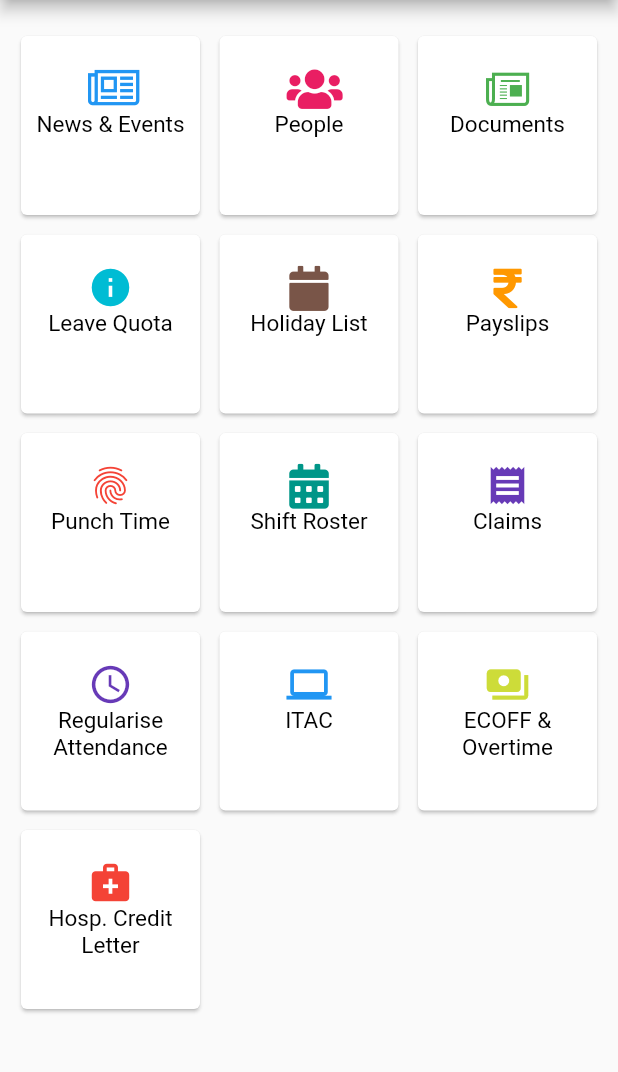
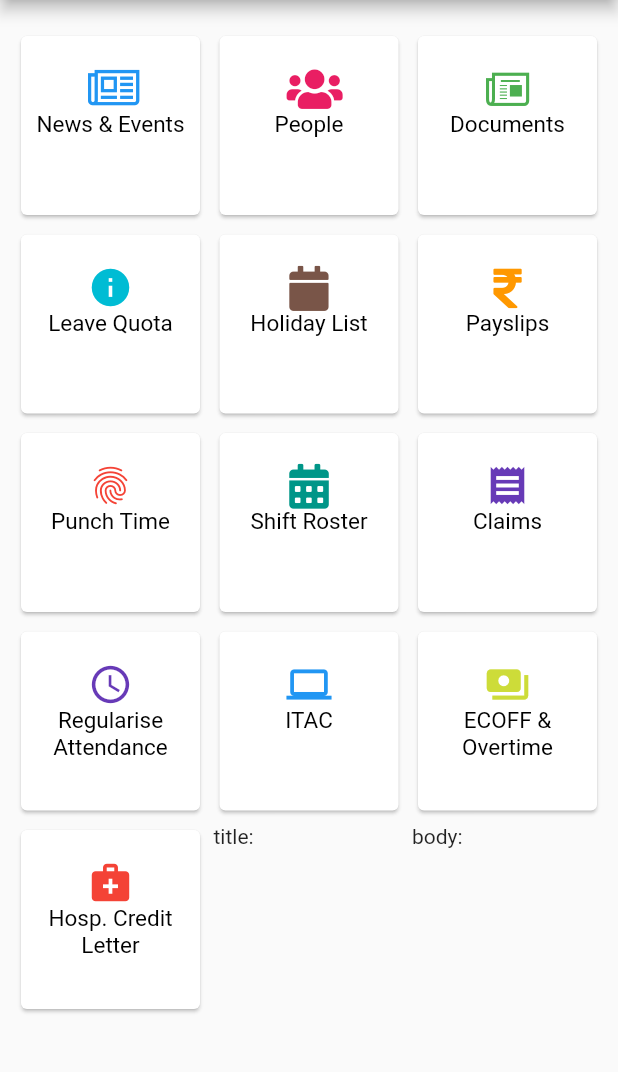
Before and after one commit to bhaskarjsharma/mconnect, a Flutter app: the Home screen opened directly, on a phone screen of 412 x 824 dp, the part 84-1156 px from its top. Run offline on Flutter 3.47's test engine with Material 2 defaults, Android fonts, the light colour scheme and no system bars; our stand-ins replace cached_network_image, connectivity_plus, dio, firebase_core, firebase_messaging, flutter_form_builder and 9 more; missing offline and left inert: horizontal_data_table, mat_month_picker_dialog; accounts and stored records are empty.

Commit message:
21.10.2021

```diff
--- a/lib/home.dart
+++ b/lib/home.dart
@@ -5,6 +5,8 @@ import 'dart:io';
 import 'dart:math';
 import 'package:connectivity_plus/connectivity_plus.dart';
 import 'package:dio/dio.dart';
+import 'package:firebase_core/firebase_core.dart';
+import 'package:firebase_messaging/firebase_messaging.dart';
 import 'package:flutter/services.dart';
 import 'package:flutter_local_notifications/flutter_local_notifications.dart';
 import 'package:flutter_projects/people.dart';
@@ -40,6 +42,7 @@ class Home extends StatefulWidget {
 class HomeState extends State<Home>  {
 
   final GlobalKey<ScaffoldState> _scaffoldKey = GlobalKey();
+  late FirebaseMessaging messaging;
   bool isConnected = false;
   ConnectivityResult _connectionStatus = ConnectivityResult.mobile;
   final Connectivity _connectivity = Connectivity();
@@ -47,6 +50,10 @@ class HomeState extends State<Home>  {
   late DioClient _dio;
   late var _endpointProvider;
   late Future<APIResponseData> _apiResponseData;
+
+  String notTitle = '';
+  String notBody = '';
+  bool notification = false;
 
   late  FlutterLocalNotificationsPlugin flutterLocalNotificationsPlugin;
   final _peopleFormKey = GlobalKey<FormState>();
@@ -128,6 +135,38 @@ class HomeState extends State<Home>  {
     _endpointProvider = new EndPointProvider(_dio.init());
     initConnectivity();
     _connectivitySubscription = _connectivity.onConnectivityChanged.listen(_updateConnectionStatus);
+
+    //Firebase configs starts
+    messaging = FirebaseMessaging.instance;
+    checkForInitialMessage();
+    FirebaseMessaging.onMessage.listen((RemoteMessage message) {
+      setState((){
+        notTitle = message.notification!.title!;
+        notBody = message.notification!.body!;
+        notification = true;
+      });
+    });
+
+    //Firebase configs ends
+  }
+  // For handling notification when the app is in terminated state
+  checkForInitialMessage() async {
+    RemoteMessage? initialMessage =
+    await FirebaseMessaging.instance.getInitialMessage();
+
+    if (initialMessage != null) {
+      _handleMessage(initialMessage);
+    }
+    // Also handle any interaction when the app is in the background  but not terminated via a
+    // Stream listener
+    FirebaseMessaging.onMessageOpenedApp.listen(_handleMessage);
+  }
+  void _handleMessage(RemoteMessage message) {
+    setState((){
+      notTitle = message.notification!.title!;
+      notBody = message.notification!.body!;
+      notification = true;
+    });
   }
   @override
   void dispose() {
@@ -151,10 +190,11 @@ class HomeState extends State<Home>  {
             IconButton(
               icon: Icon(Icons.notifications),
               onPressed: () {
-                ScaffoldMessenger.of(context).showSnackBar(
-                    const SnackBar(content: Text('Notification in development')));
+                setState((){
+                  notification = false;
+                });
               },
-              color: Colors.white,
+              color: notification ? Colors.red : Colors.white,
             )
           ],
         ),
@@ -183,7 +223,8 @@ class HomeState extends State<Home>  {
             makeDashboardItem("ITAC",const Icon(Icons.computer,size:30, color:Colors.blue),Colors.red,itacRoute),
             makeDashboardItem("ECOFF & Overtime",const Icon(Icons.payments,size:30, color:Colors.lime),Colors.red,ecofOTRoute),
             makeDashboardItem("Hosp. Credit Letter",const Icon(Icons.medical_services,size:30, color:Colors.red),Colors.red,hosCrLtrRoute),
-
+            Text('title: $notTitle'),
+            Text('body: $notBody'),
           ],
         ),
       ),
--- a/pubspec.yaml
+++ b/pubspec.yaml
@@ -55,6 +55,7 @@ dependencies:
   flutter_form_builder: ^6.1.0+1
   image_picker: ^0.8.4+2
   firebase_messaging: ^10.0.8
+  firebase_core: ^1.7.0
 
 
 flutter_icons:
```
Also changed, not shown: lib/main.dart (+45 -4 lines), pubspec.lock, 5 other files.
